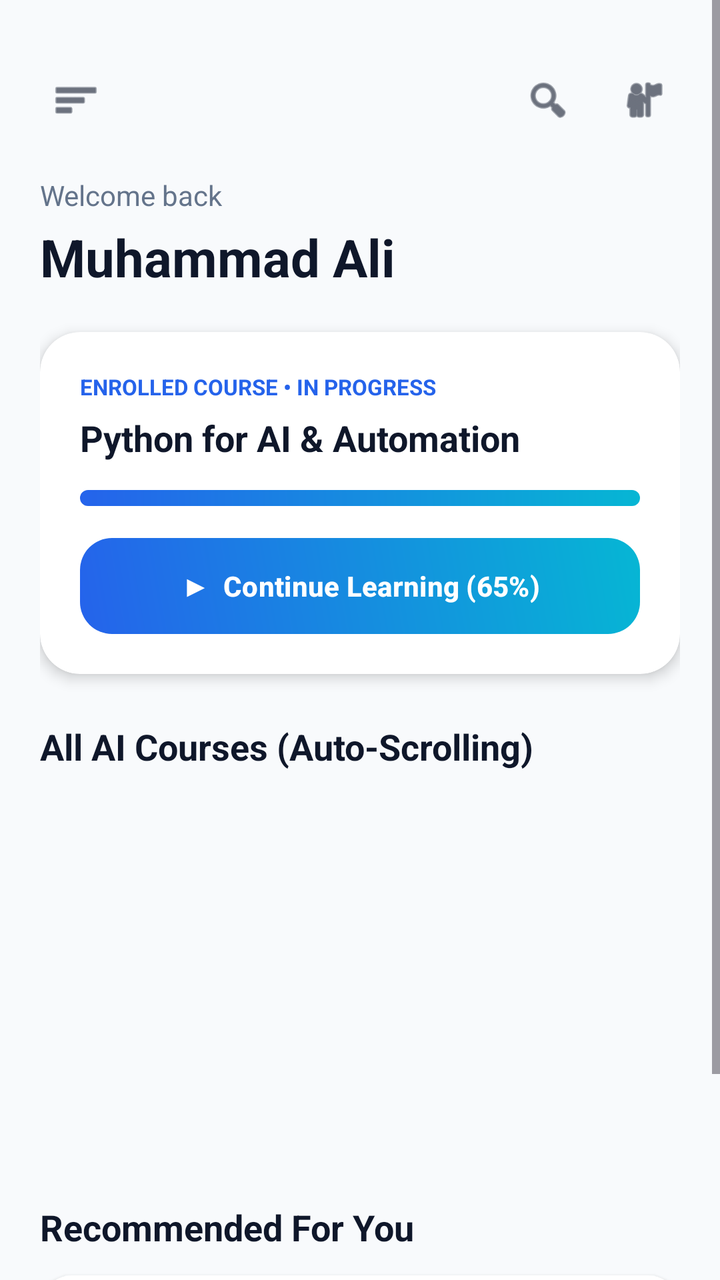
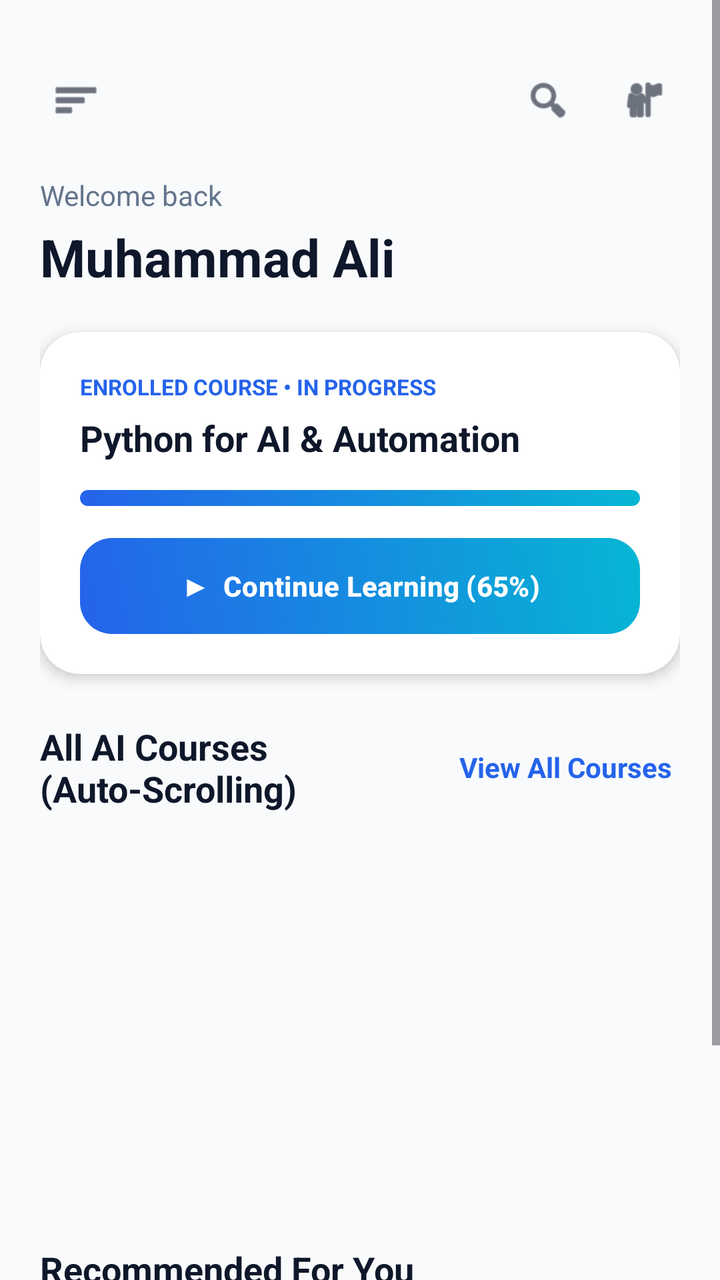

Screens rendered from an Android XML layout before and after an edit, with the pre-edit source and the edit as a unified diff.
<!-- AndroidManifest.xml: application theme Theme.CertifAI -->
<!-- res/layout/fragment_home.xml -->
<?xml version="1.0" encoding="utf-8"?>
<ScrollView xmlns:android="http://schemas.android.com/apk/res/android"
    xmlns:app="http://schemas.android.com/apk/res-auto"
    xmlns:tools="http://schemas.android.com/tools"
    android:layout_width="match_parent"
    android:layout_height="match_parent"
    android:fillViewport="true"
    tools:context=".HomeFragment">

    <androidx.constraintlayout.widget.ConstraintLayout
        android:layout_width="match_parent"
        android:layout_height="wrap_content"
        android:padding="20dp"
        android:paddingBottom="100dp">

        
        <LinearLayout
            android:id="@+id/llHeader"
            android:layout_width="0dp"
            android:layout_height="wrap_content"
            android:layout_marginTop="12dp"
            android:gravity="center_vertical"
            android:orientation="horizontal"
            app:layout_constraintEnd_toEndOf="parent"
            app:layout_constraintStart_toStartOf="parent"
            app:layout_constraintTop_toTopOf="parent">

            <ImageView
                android:id="@+id/ivMenu"
                android:layout_width="36dp"
                android:layout_height="36dp"
                android:background="?attr/selectableItemBackgroundBorderless"
                android:contentDescription="Menu"
                android:padding="6dp"
                android:src="@android:drawable/ic_menu_sort_by_size"
                app:tint="@color/text_primary_light" />

            <View
                android:layout_width="0dp"
                android:layout_height="0dp"
                android:layout_weight="1" />

            <ImageView
                android:id="@+id/ivSearch"
                android:layout_width="36dp"
                android:layout_height="36dp"
                android:layout_marginEnd="12dp"
                android:background="?attr/selectableItemBackgroundBorderless"
                android:contentDescription="Search"
                android:padding="6dp"
                android:src="@android:drawable/ic_menu_search"
                app:tint="@color/text_primary_light" />

            <ImageView
                android:id="@+id/ivProfile"
                android:layout_width="36dp"
                android:layout_height="36dp"
                android:background="?attr/selectableItemBackgroundBorderless"
                android:contentDescription="Profile"
                android:padding="6dp"
                android:src="@android:drawable/ic_menu_myplaces"
                app:tint="@color/text_primary_light" />
        </LinearLayout>

        
        <TextView
            android:id="@+id/tvWelcomeBack"
            android:layout_width="0dp"
            android:layout_height="wrap_content"
            android:layout_marginTop="20dp"
            android:text="Welcome back"
            android:textColor="@color/text_secondary_light"
            android:textSize="14sp"
            app:layout_constraintEnd_toEndOf="parent"
            app:layout_constraintStart_toStartOf="parent"
            app:layout_constraintTop_toBottomOf="@id/llHeader" />

        
        <TextView
            android:id="@+id/tvUserName"
            android:layout_width="0dp"
            android:layout_height="wrap_content"
            android:layout_marginTop="4dp"
            android:text="Muhammad Ali"
            android:textColor="@color/text_primary_light"
            android:textSize="26sp"
            android:textStyle="bold"
            app:layout_constraintEnd_toEndOf="parent"
            app:layout_constraintStart_toStartOf="parent"
            app:layout_constraintTop_toBottomOf="@id/tvWelcomeBack" />

        
        <androidx.cardview.widget.CardView
            android:id="@+id/cardEnrolled"
            android:layout_width="0dp"
            android:layout_height="wrap_content"
            android:layout_marginTop="20dp"
            app:cardBackgroundColor="@color/surface_light"
            app:cardCornerRadius="20dp"
            app:cardElevation="4dp"
            app:layout_constraintEnd_toEndOf="parent"
            app:layout_constraintStart_toStartOf="parent"
            app:layout_constraintTop_toBottomOf="@id/tvUserName">

            <androidx.constraintlayout.widget.ConstraintLayout
                android:layout_width="match_parent"
                android:layout_height="wrap_content"
                android:padding="20dp">

                <TextView
                    android:id="@+id/tvEnrolledLabel"
                    android:layout_width="wrap_content"
                    android:layout_height="wrap_content"
                    android:text="ENROLLED COURSE • IN PROGRESS"
                    android:textColor="@color/electric_blue"
                    android:textSize="11sp"
                    android:textStyle="bold"
                    app:layout_constraintStart_toStartOf="parent"
                    app:layout_constraintTop_toTopOf="parent" />

                <TextView
                    android:id="@+id/tvEnrolledTitle"
                    android:layout_width="0dp"
                    android:layout_height="wrap_content"
                    android:layout_marginTop="6dp"
                    android:text="Python for AI &amp; Automation"
                    android:textColor="@color/text_primary_light"
                    android:textSize="18sp"
                    android:textStyle="bold"
                    app:layout_constraintEnd_toEndOf="parent"
                    app:layout_constraintStart_toStartOf="parent"
                    app:layout_constraintTop_toBottomOf="@id/tvEnrolledLabel" />

                <ProgressBar
                    android:id="@+id/pbEnrolled"
                    style="@android:style/Widget.ProgressBar.Horizontal"
                    android:layout_width="0dp"
                    android:layout_height="8dp"
                    android:layout_marginTop="14dp"
                    android:max="100"
                    android:progress="65"
                    android:progressDrawable="@drawable/bg_primary_button"
                    app:layout_constraintEnd_toEndOf="parent"
                    app:layout_constraintStart_toStartOf="parent"
                    app:layout_constraintTop_toBottomOf="@id/tvEnrolledTitle" />

                <Button
                    android:id="@+id/btnContinueEnrolled"
                    android:layout_width="0dp"
                    android:layout_height="48dp"
                    android:layout_marginTop="16dp"
                    android:background="@drawable/bg_primary_button"
                    android:text="▶  Continue Learning (65%)"
                    android:textAllCaps="false"
                    android:textColor="@color/white"
                    android:textSize="14sp"
                    android:textStyle="bold"
                    app:backgroundTint="@null"
                    app:layout_constraintBottom_toBottomOf="parent"
                    app:layout_constraintEnd_toEndOf="parent"
                    app:layout_constraintStart_toStartOf="parent"
                    app:layout_constraintTop_toBottomOf="@id/pbEnrolled" />

            </androidx.constraintlayout.widget.ConstraintLayout>
        </androidx.cardview.widget.CardView>

        
        <TextView
            android:id="@+id/tvCoursesHeader"
            android:layout_width="0dp"
            android:layout_height="wrap_content"
            android:layout_marginTop="24dp"
            android:text="All AI Courses (Auto-Scrolling)"
            android:textColor="@color/text_primary_light"
            android:textSize="18sp"
            android:textStyle="bold"
            app:layout_constraintEnd_toEndOf="parent"
            app:layout_constraintStart_toStartOf="parent"
            app:layout_constraintTop_toBottomOf="@id/cardEnrolled" />

        
        <androidx.recyclerview.widget.RecyclerView
            android:id="@+id/rvHorizontalCarousel"
            android:layout_width="0dp"
            android:layout_height="180dp"
            android:layout_marginTop="12dp"
            android:orientation="horizontal"
            app:layout_constraintEnd_toEndOf="parent"
            app:layout_constraintStart_toStartOf="parent"
            app:layout_constraintTop_toBottomOf="@id/tvCoursesHeader"
            tools:listitem="@layout/item_course_horizontal" />

        
        <TextView
            android:id="@+id/tvRecommendedHeader"
            android:layout_width="0dp"
            android:layout_height="wrap_content"
            android:layout_marginTop="24dp"
            android:text="Recommended For You"
            android:textColor="@color/text_primary_light"
            android:textSize="18sp"
            android:textStyle="bold"
            app:layout_constraintEnd_toEndOf="parent"
            app:layout_constraintStart_toStartOf="parent"
            app:layout_constraintTop_toBottomOf="@id/rvHorizontalCarousel" />

        
        <androidx.cardview.widget.CardView
            android:id="@+id/cardRecommended"
            android:layout_width="0dp"
            android:layout_height="wrap_content"
            android:layout_marginTop="12dp"
            app:cardBackgroundColor="@color/surface_light"
            app:cardCornerRadius="16dp"
            app:cardElevation="3dp"
            app:layout_constraintEnd_toEndOf="parent"
            app:layout_constraintStart_toStartOf="parent"
            app:layout_constraintTop_toBottomOf="@id/tvRecommendedHeader">

            <LinearLayout
                android:layout_width="match_parent"
                android:layout_height="wrap_content"
                android:orientation="vertical"
                android:padding="16dp">

                <TextView
                    android:layout_width="wrap_content"
                    android:layout_height="wrap_content"
                    android:background="@drawable/bg_chip_selected"
                    android:paddingHorizontal="10dp"
                    android:paddingVertical="4dp"
                    android:text="Advanced AI"
                    android:textColor="@color/white"
                    android:textSize="11sp"
                    android:textStyle="bold" />

                <TextView
                    android:layout_width="wrap_content"
                    android:layout_height="wrap_content"
                    android:layout_marginTop="8dp"
                    android:text="Autonomous AI Agents &amp; LangChain"
                    android:textColor="@color/text_primary_light"
                    android:textSize="16sp"
                    android:textStyle="bold" />

                <TextView
                    android:layout_width="wrap_content"
                    android:layout_height="wrap_content"
                    android:layout_marginTop="4dp"
                    android:text="Advanced • 18 Hours • ★ 4.88"
                    android:textColor="@color/text_secondary_light"
                    android:textSize="12sp" />

            </LinearLayout>
        </androidx.cardview.widget.CardView>

    </androidx.constraintlayout.widget.ConstraintLayout>
</ScrollView>
<!-- res/layout/item_course_horizontal.xml (included above) -->
<?xml version="1.0" encoding="utf-8"?>
<androidx.cardview.widget.CardView xmlns:android="http://schemas.android.com/apk/res/android"
    xmlns:app="http://schemas.android.com/apk/res-auto"
    android:layout_width="260dp"
    android:layout_height="160dp"
    android:layout_marginEnd="16dp"
    app:cardBackgroundColor="@color/surface_light"
    app:cardCornerRadius="20dp"
    app:cardElevation="4dp">

    <androidx.constraintlayout.widget.ConstraintLayout
        android:layout_width="match_parent"
        android:layout_height="match_parent"
        android:background="@drawable/bg_card_surface"
        android:padding="16dp">

        <TextView
            android:id="@+id/tvCategory"
            android:layout_width="wrap_content"
            android:layout_height="wrap_content"
            android:background="@drawable/bg_chip_selected"
            android:paddingHorizontal="10dp"
            android:paddingVertical="4dp"
            android:text="Python"
            android:textColor="@color/white"
            android:textSize="11sp"
            android:textStyle="bold"
            app:layout_constraintStart_toStartOf="parent"
            app:layout_constraintTop_toTopOf="parent" />

        <TextView
            android:id="@+id/tvRating"
            android:layout_width="wrap_content"
            android:layout_height="wrap_content"
            android:text="★ 4.9"
            android:textColor="@color/electric_blue"
            android:textSize="12sp"
            android:textStyle="bold"
            app:layout_constraintEnd_toEndOf="parent"
            app:layout_constraintTop_toTopOf="parent" />

        <TextView
            android:id="@+id/tvTitle"
            android:layout_width="0dp"
            android:layout_height="wrap_content"
            android:layout_marginTop="12dp"
            android:ellipsize="end"
            android:maxLines="2"
            android:text="Python for AI &amp; Automation"
            android:textColor="@color/text_primary_light"
            android:textSize="16sp"
            android:textStyle="bold"
            app:layout_constraintEnd_toEndOf="parent"
            app:layout_constraintStart_toStartOf="parent"
            app:layout_constraintTop_toBottomOf="@id/tvCategory" />

        <TextView
            android:id="@+id/tvDuration"
            android:layout_width="wrap_content"
            android:layout_height="wrap_content"
            android:text="12 Hours • Beginner"
            android:textColor="@color/text_secondary_light"
            android:textSize="12sp"
            app:layout_constraintBottom_toBottomOf="parent"
            app:layout_constraintStart_toStartOf="parent" />

    </androidx.constraintlayout.widget.ConstraintLayout>
</androidx.cardview.widget.CardView>
<!-- resources referenced by this layout -->
<resources>
  <color name="electric_blue">#2563EB</color>
  <color name="surface_light">#FFFFFF</color>
  <color name="text_primary_light">#0F172A</color>
  <color name="text_secondary_light">#64748B</color>
  <color name="white">#FFFFFFFF</color>
  <!-- drawable bg_card_surface (drawable) -->
  <?xml version="1.0" encoding="utf-8"?>
  <shape xmlns:android="http://schemas.android.com/apk/res/android"
      android:shape="rectangle">
      <solid android:color="@color/surface_light" />
      <corners android:radius="18dp" />
      <stroke
          android:width="1dp"
          android:color="@color/border_light" />
  </shape>
  <!-- drawable bg_chip_selected (drawable) -->
  <?xml version="1.0" encoding="utf-8"?>
  <shape xmlns:android="http://schemas.android.com/apk/res/android"
      android:shape="rectangle">
      <solid android:color="@color/electric_blue" />
      <corners android:radius="20dp" />
  </shape>
  <!-- drawable bg_primary_button (drawable) -->
  <?xml version="1.0" encoding="utf-8"?>
  <shape xmlns:android="http://schemas.android.com/apk/res/android"
      android:shape="rectangle">
      <gradient
          android:angle="45"
          android:endColor="@color/cyan_accent"
          android:startColor="@color/electric_blue" />
      <corners android:radius="16dp" />
  </shape>
  <style name="Theme.CertifAI" parent="Base.Theme.CertifAI" />
  <color name="border_light">#E2E8F0</color>
  <color name="cyan_accent">#06B6D4</color>
  <style name="Base.Theme.CertifAI" parent="Theme.Material3.DayNight.NoActionBar">
          <item name="colorPrimary">@color/electric_blue</item>
          <item name="colorOnPrimary">@color/white</item>
          <item name="colorSecondary">@color/cyan_accent</item>
          <item name="android:statusBarColor">@color/bg_light</item>
          <item name="android:windowLightStatusBar">true</item>
          <item name="android:windowBackground">@color/bg_light</item>
      </style>
  <color name="bg_light">#F8FAFC</color>
</resources>

<!-- the commit's change to res/layout/fragment_home.xml (unified diff, before → after) -->
@@ -11,7 +11,7 @@
         android:layout_width="match_parent"
         android:layout_height="wrap_content"
         android:padding="20dp"
-        android:paddingBottom="100dp">
+        android:paddingBottom="40dp">
 
         
         <LinearLayout
@@ -165,18 +165,37 @@
         </androidx.cardview.widget.CardView>
 
         
-        <TextView
-            android:id="@+id/tvCoursesHeader"
+        <LinearLayout
+            android:id="@+id/llCoursesHeaderRow"
             android:layout_width="0dp"
             android:layout_height="wrap_content"
             android:layout_marginTop="24dp"
-            android:text="All AI Courses (Auto-Scrolling)"
-            android:textColor="@color/text_primary_light"
-            android:textSize="18sp"
-            android:textStyle="bold"
-            app:layout_constraintEnd_toEndOf="parent"
-            app:layout_constraintStart_toStartOf="parent"
-            app:layout_constraintTop_toBottomOf="@id/cardEnrolled" />
+            android:gravity="center_vertical"
+            android:orientation="horizontal"
+            app:layout_constraintEnd_toEndOf="parent"
+            app:layout_constraintStart_toStartOf="parent"
+            app:layout_constraintTop_toBottomOf="@id/cardEnrolled">
+
+            <TextView
+                android:layout_width="0dp"
+                android:layout_height="wrap_content"
+                android:layout_weight="1"
+                android:text="All AI Courses (Auto-Scrolling)"
+                android:textColor="@color/text_primary_light"
+                android:textSize="18sp"
+                android:textStyle="bold" />
+
+            <TextView
+                android:id="@+id/tvViewAllCourses"
+                android:layout_width="wrap_content"
+                android:layout_height="wrap_content"
+                android:background="?attr/selectableItemBackground"
+                android:padding="4dp"
+                android:text="View All Courses"
+                android:textColor="@color/electric_blue"
+                android:textSize="14sp"
+                android:textStyle="bold" />
+        </LinearLayout>
 
         
         <androidx.recyclerview.widget.RecyclerView
@@ -187,7 +206,7 @@
             android:orientation="horizontal"
             app:layout_constraintEnd_toEndOf="parent"
             app:layout_constraintStart_toStartOf="parent"
-            app:layout_constraintTop_toBottomOf="@id/tvCoursesHeader"
+            app:layout_constraintTop_toBottomOf="@id/llCoursesHeaderRow"
             tools:listitem="@layout/item_course_horizontal" />
 
         
